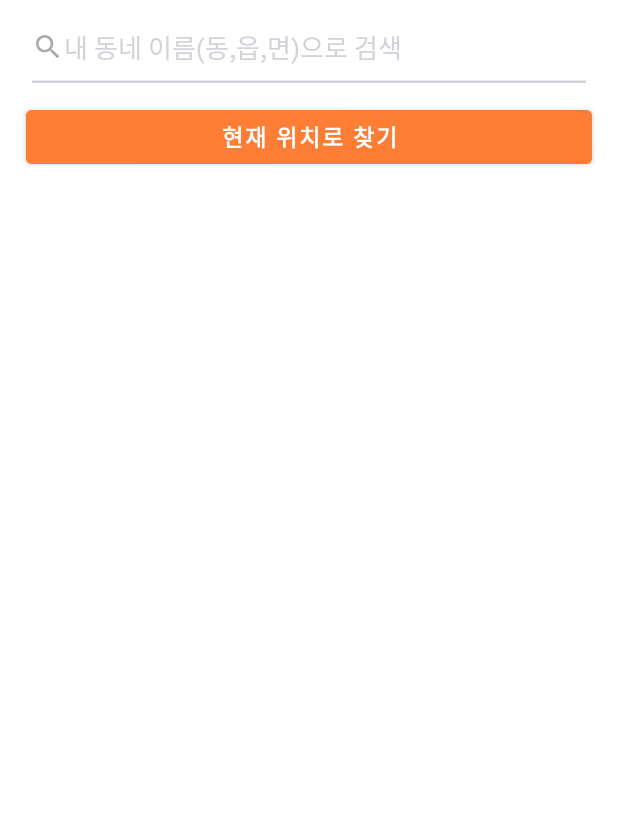
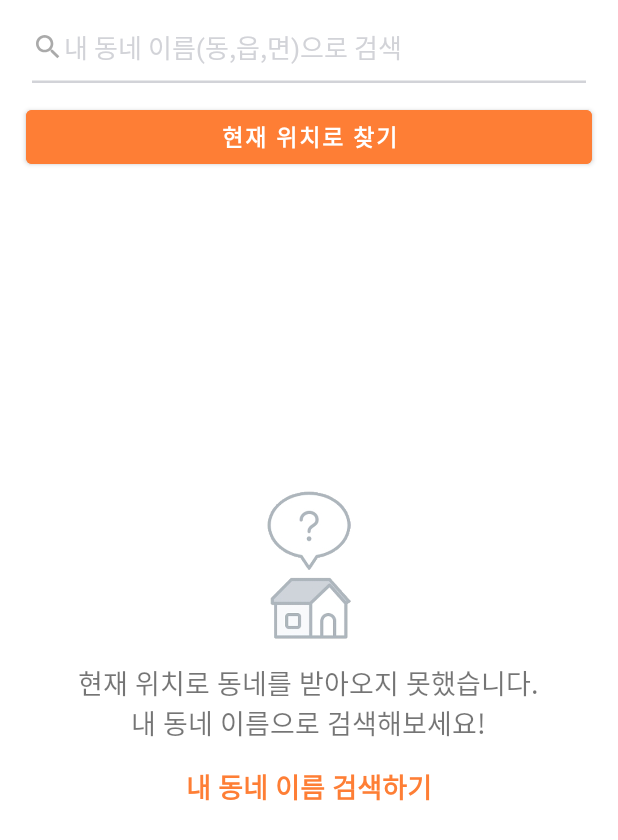
Before and after one commit to Lee-Jun-Young/DaangnMarket, an Android app: the AddressFragment screen opened directly, with no data from a screen before it, on a phone screen of 412 x 824 dp. Shown: the top 840 px of the screen. Run offline under Robolectric (Android 15) with nearby library versions, the phone set to English and light mode, and no system bars; our stand-ins replace Dagger/Hilt's generated code, data binding, paging.

Commit message:
Address 주소가 비어있을 때 화면 구성 완료

```diff
--- a/app/src/main/java/com/smparkworld/daangnmarket/data/remote/AddressRemoteDataSource.kt
+++ b/app/src/main/java/com/smparkworld/daangnmarket/data/remote/AddressRemoteDataSource.kt
@@ -2,9 +2,12 @@ package com.smparkworld.daangnmarket.data.remote
 
 import android.location.Location
 import com.smparkworld.daangnmarket.data.remote.api.AddressAroundResponse
+import com.smparkworld.daangnmarket.data.remote.api.AddressSearchResponse
 import retrofit2.Response
 
 interface AddressRemoteDataSource {
 
-    suspend fun getAroundAddress(location: Location, page: Int, size: Int): Response<AddressAroundResponse>
+    suspend fun getAddressAround(location: Location, page: Int, size: Int): Response<AddressAroundResponse>
+
+    suspend fun getAddressSearch(search: String, page: Int, size: Int): Response<AddressSearchResponse>
 }
--- a/app/src/main/java/com/smparkworld/daangnmarket/data/remote/AddressRemoteDataSourceImpl.kt
+++ b/app/src/main/java/com/smparkworld/daangnmarket/data/remote/AddressRemoteDataSourceImpl.kt
@@ -3,21 +3,31 @@ package com.smparkworld.daangnmarket.data.remote
 import android.location.Location
 import android.util.Log
 import com.smparkworld.daangnmarket.data.remote.api.AddressApi
+import com.smparkworld.daangnmarket.data.remote.api.AddressAroundResponse
 import com.smparkworld.daangnmarket.model.Result.Success
 import com.smparkworld.daangnmarket.model.Result.Error
 import kotlinx.coroutines.Dispatchers
 import kotlinx.coroutines.withContext
+import retrofit2.Response
 import javax.inject.Inject
 
 class AddressRemoteDataSourceImpl @Inject constructor(
         private val addressApi: AddressApi
 ) : AddressRemoteDataSource{
 
-    override suspend fun getAroundAddress(
+    override suspend fun getAddressAround(
             location: Location,
             page: Int,
             size: Int
     ) = withContext(Dispatchers.IO) {
         addressApi.getAround(location.latitude, location.longitude, page, size)
     }
+
+    override suspend fun getAddressSearch(
+            search: String,
+            page: Int,
+            size: Int
+    ) = withContext(Dispatchers.IO) {
+        addressApi.getSearch(search, page, size)
+    }
 }
--- a/app/src/main/java/com/smparkworld/daangnmarket/data/remote/api/AddressApi.kt
+++ b/app/src/main/java/com/smparkworld/daangnmarket/data/remote/api/AddressApi.kt
@@ -13,4 +13,11 @@ interface AddressApi {
             @Query("page") page: Int,
             @Query("size") size: Int
     ): Response<AddressAroundResponse>
+
+    @GET("/address/search")
+    suspend fun getSearch(
+            @Query("search") search: String,
+            @Query("page") page: Int,
+            @Query("size") size: Int
+    ): Response<AddressSearchResponse>
 }
--- a/app/src/main/java/com/smparkworld/daangnmarket/data/repository/AddressPagingSource.kt
+++ b/app/src/main/java/com/smparkworld/daangnmarket/data/repository/AddressAroundPagingSource.kt
@@ -7,7 +7,7 @@ import com.smparkworld.daangnmarket.data.remote.AddressRemoteDataSource
 import com.smparkworld.daangnmarket.model.Address
 import retrofit2.HttpException
 
-class AddressPagingSource(
+class AddressAroundPagingSource(
         private val remoteDataSource: AddressRemoteDataSource,
         private val location: Location,
         private val pageSize: Int,
@@ -18,7 +18,7 @@ class AddressPagingSource(
         try {
             val nextPage = params.key ?: 0
 
-            val response = remoteDataSource.getAroundAddress(location, nextPage, pageSize)
+            val response = remoteDataSource.getAddressAround(location, nextPage, pageSize)
             if (response.isSuccessful) {
                 val body = response.body()
                 if (body != null) {
--- a/app/src/main/java/com/smparkworld/daangnmarket/data/repository/AddressRepository.kt
+++ b/app/src/main/java/com/smparkworld/daangnmarket/data/repository/AddressRepository.kt
@@ -10,5 +10,5 @@ interface AddressRepository {
 
     suspend fun getAroundAddress(location: Location, pageSize: Int, error: (Exception) -> Unit): Flow<PagingData<Address>>
 
-    suspend fun getSearchedAddress(search: String, pageSize: Int): Flow<PagingData<Address>>
+    suspend fun getSearchedAddress(search: String, pageSize: Int, error: (Exception) -> Unit): Flow<PagingData<Address>>
 }
--- a/app/src/main/java/com/smparkworld/daangnmarket/ui/launch/AddressFragment.kt
+++ b/app/src/main/java/com/smparkworld/daangnmarket/ui/launch/AddressFragment.kt
@@ -36,6 +36,7 @@ class AddressFragment : Fragment() {
             lifecycleOwner = viewLifecycleOwner
             vm = loginViewModel
 
+            btnAddressAround.setOnClickListener { loadAroundAddress() }
             initObserver()
             initAddressList(addressList)
         }.root
@@ -63,14 +64,16 @@ class AddressFragment : Fragment() {
 
     private fun initObserver() {
         loginViewModel.error.observe(viewLifecycleOwner) { showSnackbar(it) }
+        loginViewModel.addressSearch.observe(viewLifecycleOwner) {
+            loginViewModel.searchAddress()
+        }
     }
 
     private fun initAddressList(list: RecyclerView) {
-        val adapter = AddressAdapter()
-        list.adapter = adapter
-
         loginViewModel.addressFlow.observe(viewLifecycleOwner) { flow ->
             viewLifecycleOwner.lifecycleScope.launch {
+                val adapter = AddressAdapter()
+                list.adapter = adapter
                 flow.collectLatest { adapter.submitData(it) }
             }
         }
--- a/app/src/main/res/layout/fragment_launch_address.xml
+++ b/app/src/main/res/layout/fragment_launch_address.xml
@@ -37,7 +37,7 @@
                 app:onAction="@{vm::searchAddress}"/>
 
             <Button
-                android:id="@+id/btnStart"
+                android:id="@+id/btnAddressAround"
                 android:layout_width="match_parent"
                 android:layout_height="wrap_content"
                 android:layout_marginTop="@dimen/fragmentAddress_findCurrentLocationMarginTop"
@@ -61,7 +61,46 @@
             android:scrollbars="vertical"
             app:layoutManager="androidx.recyclerview.widget.LinearLayoutManager"
             app:divideLine="@{true}"
-            tools:listitem="@layout/item_launch_address"/>
+            tools:listitem="@layout/item_launch_address"
+            android:visibility="gone"/>
+
+        <LinearLayout
+            android:layout_width="match_parent"
+            android:layout_height="match_parent">
+
+            <LinearLayout
+                android:layout_width="match_parent"
+                android:layout_height="wrap_content"
+                android:layout_marginBottom="@dimen/fragmentAddress_addressEmptyImgMarginBottom"
+                android:layout_gravity="center"
+                android:gravity="center"
+                android:orientation="vertical">
+
+                <ImageView
+                    android:layout_width="@dimen/fragmentAddress_addressEmptyImg"
+                    android:layout_height="@dimen/fragmentAddress_addressEmptyImg"
+                    android:src="@drawable/img_no_location"/>
+
+                <TextView
+                    android:layout_width="wrap_content"
+                    android:layout_height="wrap_content"
+                    android:layout_marginTop="@dimen/fragmentAddress_addressEmptyDescriptionMarginTop"
+                    android:gravity="center"
+                    android:text="@string/fragmentAddress_addressEmptyDescription"
+                    android:textSize="@dimen/fragmentAddress_addressEmptyDescriptionTextSize"/>
+
+                <TextView
+                    android:layout_width="wrap_content"
+                    android:layout_height="wrap_content"
+                    android:layout_marginTop="@dimen/fragmentAddress_addressEmptyBtnMarginTop"
+                    android:text="@string/fragmentAddress_addressEmptyBtn"
+                    android:textSize="@dimen/fragmentAddress_addressEmptyDescriptionTextSize"
+                    android:textColor="@color/brandColor"
+                    android:textStyle="bold"/>
+
+            </LinearLayout>
+
+        </LinearLayout>
 
     </LinearLayout>
 
--- a/app/src/main/res/values/dimen.xml
+++ b/app/src/main/res/values/dimen.xml
@@ -23,4 +23,9 @@
     <dimen name="fragmentAddress_aroundAddressMarginTop">30dp</dimen>
     <dimen name="fragmentAddress_aroundAddressTextSize">15dp</dimen>
     <dimen name="fragmentAddress_addressItemTextSize">15dp</dimen>
+    <dimen name="fragmentAddress_addressEmptyImg">100dp</dimen>
+    <dimen name="fragmentAddress_addressEmptyImgMarginBottom">40dp</dimen>
+    <dimen name="fragmentAddress_addressEmptyDescriptionMarginTop">15dp</dimen>
+    <dimen name="fragmentAddress_addressEmptyDescriptionTextSize">18dp</dimen>
+    <dimen name="fragmentAddress_addressEmptyBtnMarginTop">15dp</dimen>
 </resources>
--- a/app/src/main/res/values/strings.xml
+++ b/app/src/main/res/values/strings.xml
@@ -24,5 +24,7 @@
     <string name="fragmentAddress_searchHint">내 동네 이름(동,읍,면)으로 검색</string>
     <string name="fragmentAddress_findCurrentLocation">현재 위치로 찾기</string>
     <string name="fragmentAddress_aroundTitle">근처동네</string>
+    <string name="fragmentAddress_addressEmptyDescription">현재 위치로 동네를 받아오지 못했습니다.\n내 동네 이름으로 검색해보세요!</string>
+    <string name="fragmentAddress_addressEmptyBtn">내 동네 이름 검색하기</string>
 
 </resources>
```
Also changed, not shown: app/src/main/java/com/smparkworld/daangnmarket/data/remote/api/AddressResponses.kt (+25 -0 lines), app/src/main/java/com/smparkworld/daangnmarket/data/repository/AddressRepositoryImpl.kt (+9 -14 lines), app/src/main/java/com/smparkworld/daangnmarket/data/repository/AddressSearchPagingSource.kt (added, +47 -0 lines), app/src/main/java/com/smparkworld/daangnmarket/ui/launch/LoginViewModel.kt (+16 -4 lines), app/src/main/res/drawable-hdpi/img_no_location.png (added), app/src/main/res/drawable-ldpi/img_no_location.png (added), app/src/main/res/drawable-mdpi/img_no_location.png (added), app/src/main/res/drawable-xhdpi/img_no_location.png (added), app/src/main/res/drawable-xxhdpi/img_no_location.png (added), app/src/main/res/drawable-xxxhdpi/img_no_location.png (added).
